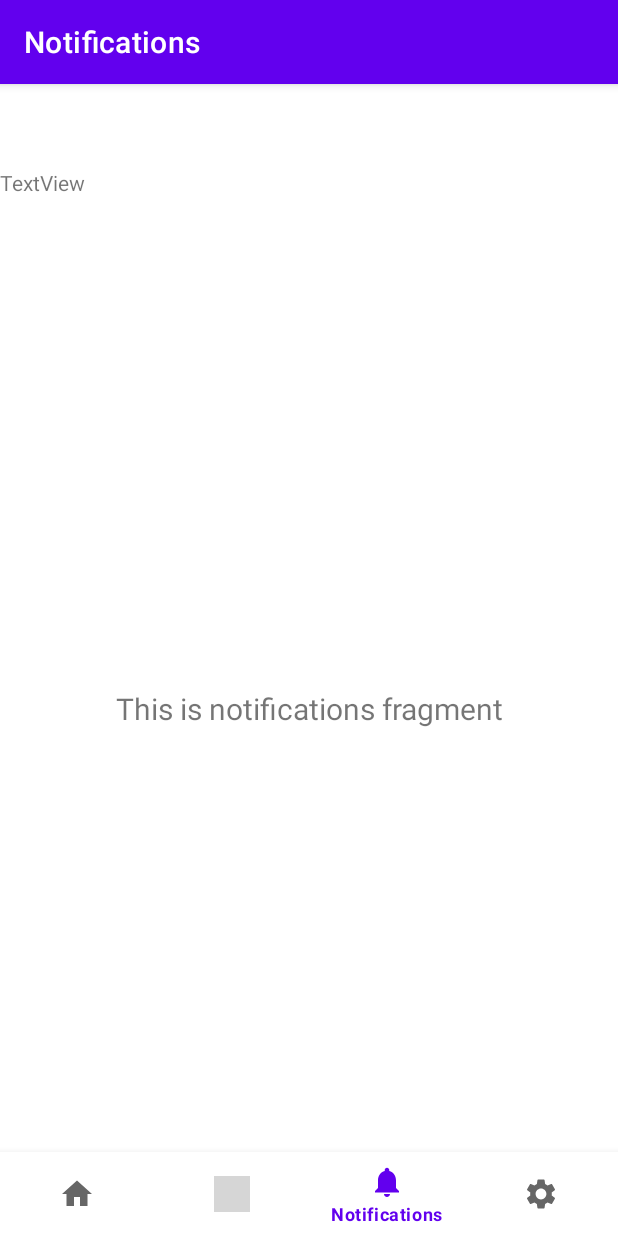
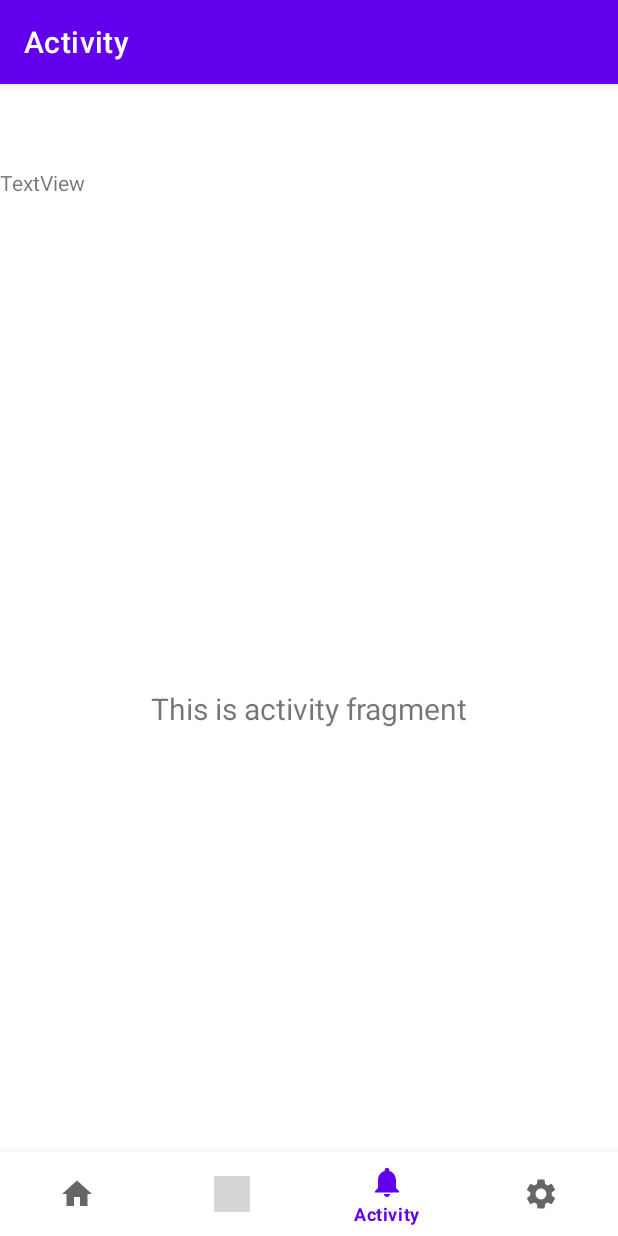
Before and after one commit to Mahdiabdelmalek01/FitSwing, an Android app: the screen it shows after launch (MainActivity), item 3 of the bottom bar chosen, on a phone screen of 412 x 824 dp. Run offline under Robolectric (Android 15) with nearby library versions, the phone set to English and light mode, and no system bars; our stand-ins replace navigation-ui; grey boxes are pictures that could not be loaded.

Commit message:
notification_to_activity

```diff
--- a/app/src/main/java/com/example/fitswing/MainActivity.java
+++ b/app/src/main/java/com/example/fitswing/MainActivity.java
@@ -24,7 +24,7 @@ private ActivityMainBinding binding;
         // Passing each menu ID as a set of Ids because each
         // menu should be considered as top level destinations.
         AppBarConfiguration appBarConfiguration = new AppBarConfiguration.Builder(
-                R.id.navigation_home, R.id.navigation_progress, R.id.navigation_notifications, R.id.navigation_settings).build();
+                R.id.navigation_home, R.id.navigation_progress, R.id.navigation_activity, R.id.navigation_settings).build();
         NavController navController = Navigation.findNavController(this, R.id.nav_host_fragment_activity_main);
         NavigationUI.setupActionBarWithNavController(this, navController, appBarConfiguration);
         NavigationUI.setupWithNavController(binding.navView, navController);
--- /dev/null
+++ b/app/src/main/java/com/example/fitswing/ui/activity/ActivityFragment.java
@@ -0,0 +1,36 @@
+package com.example.fitswing.ui.activity;
+
+import android.os.Bundle;
+import android.view.LayoutInflater;
+import android.view.View;
+import android.view.ViewGroup;
+import android.widget.TextView;
+import androidx.annotation.NonNull;
+import androidx.fragment.app.Fragment;
+import androidx.lifecycle.ViewModelProvider;
+
+import com.example.fitswing.databinding.FragmentActivityBinding;
+
+public class ActivityFragment extends Fragment {
+
+private FragmentActivityBinding binding;
+
+    public View onCreateView(@NonNull LayoutInflater inflater,
+            ViewGroup container, Bundle savedInstanceState) {
+        ActivityViewModel activityViewModel =
+                new ViewModelProvider(this).get(ActivityViewModel.class);
+
+    binding = FragmentActivityBinding.inflate(inflater, container, false);
+    View root = binding.getRoot();
+
+        final TextView textView = binding.textActivity;
+        activityViewModel.getText().observe(getViewLifecycleOwner(), textView::setText);
+        return root;
+    }
+
+@Override
+    public void onDestroyView() {
+        super.onDestroyView();
+        binding = null;
+    }
+}
--- a/app/src/main/java/com/example/fitswing/ui/notifications/NotificationsViewModel.java
+++ b/app/src/main/java/com/example/fitswing/ui/activity/ActivityViewModel.java
@@ -1,16 +1,16 @@
-package com.example.fitswing.ui.notifications;
+package com.example.fitswing.ui.activity;
 
 import androidx.lifecycle.LiveData;
 import androidx.lifecycle.MutableLiveData;
 import androidx.lifecycle.ViewModel;
 
-public class NotificationsViewModel extends ViewModel {
+public class ActivityViewModel extends ViewModel {
 
     private final MutableLiveData<String> mText;
 
-    public NotificationsViewModel() {
+    public ActivityViewModel() {
         mText = new MutableLiveData<>();
-        mText.setValue("This is notifications fragment");
+        mText.setValue("This is activity fragment");
     }
 
     public LiveData<String> getText() {
--- a/app/src/main/java/com/example/fitswing/ui/notifications/NotificationsFragment.java
+++ /dev/null
@@ -1,35 +0,0 @@
-package com.example.fitswing.ui.notifications;
-
-import android.os.Bundle;
-import android.view.LayoutInflater;
-import android.view.View;
-import android.view.ViewGroup;
-import android.widget.TextView;
-import androidx.annotation.NonNull;
-import androidx.fragment.app.Fragment;
-import androidx.lifecycle.ViewModelProvider;
-import com.example.fitswing.databinding.FragmentNotificationsBinding;
-
-public class NotificationsFragment extends Fragment {
-
-private FragmentNotificationsBinding binding;
-
-    public View onCreateView(@NonNull LayoutInflater inflater,
-            ViewGroup container, Bundle savedInstanceState) {
-        NotificationsViewModel notificationsViewModel =
-                new ViewModelProvider(this).get(NotificationsViewModel.class);
-
-    binding = FragmentNotificationsBinding.inflate(inflater, container, false);
-    View root = binding.getRoot();
-
-        final TextView textView = binding.textNotifications;
-        notificationsViewModel.getText().observe(getViewLifecycleOwner(), textView::setText);
-        return root;
-    }
-
-@Override
-    public void onDestroyView() {
-        super.onDestroyView();
-        binding = null;
-    }
-}
--- a/app/src/main/res/layout/fragment_notifications.xml
+++ b/app/src/main/res/layout/fragment_activity.xml
@@ -5,10 +5,10 @@
     xmlns:tools="http://schemas.android.com/tools"
     android:layout_width="match_parent"
     android:layout_height="match_parent"
-    tools:context=".ui.notifications.NotificationsFragment" >
+    tools:context=".ui.activity.ActivityFragment" >
 
     <TextView
-        android:id="@+id/text_notifications"
+        android:id="@+id/text_activity"
         android:layout_width="match_parent"
         android:layout_height="wrap_content"
         android:layout_marginStart="8dp"
--- a/app/src/main/res/menu/bottom_nav_menu.xml
+++ b/app/src/main/res/menu/bottom_nav_menu.xml
@@ -12,9 +12,9 @@
         android:title="@string/title_progress"/>
 
     <item
-        android:id="@+id/navigation_notifications"
-        android:icon="@drawable/ic_notifications_black_24dp"
-        android:title="@string/title_notifications"/>
+        android:id="@+id/navigation_activity"
+        android:icon="@drawable/ic_activity_black_24dp"
+        android:title="@string/title_activity"/>
 
     <item
         android:id="@+id/navigation_settings"
--- a/app/src/main/res/navigation/mobile_navigation.xml
+++ b/app/src/main/res/navigation/mobile_navigation.xml
@@ -19,10 +19,10 @@
         tools:layout="@layout/fragment_progress" />
 
     <fragment
-        android:id="@+id/navigation_notifications"
-        android:name="com.example.fitswing.ui.notifications.NotificationsFragment"
-        android:label="@string/title_notifications"
-        tools:layout="@layout/fragment_notifications" />
+        android:id="@+id/navigation_activity"
+        android:name="com.example.fitswing.ui.activity.ActivityFragment"
+        android:label="@string/title_activity"
+        tools:layout="@layout/fragment_activity" />
 
     <fragment
         android:id="@+id/navigation_settings"
--- a/app/src/main/res/values/strings.xml
+++ b/app/src/main/res/values/strings.xml
@@ -2,6 +2,6 @@
     <string name="app_name">FitSwing</string>
     <string name="title_home">Home</string>
     <string name="title_progress">Progress</string>
-    <string name="title_notifications">Notifications</string>
+    <string name="title_activity">Activity</string>
     <string name="title_settings">Settings</string>
 </resources>
```
Also changed, not shown: app/src/main/res/drawable/ic_activity_black_24dp.xml (renamed from app/src/main/res/drawable/ic_notifications_black_24dp.xml).
